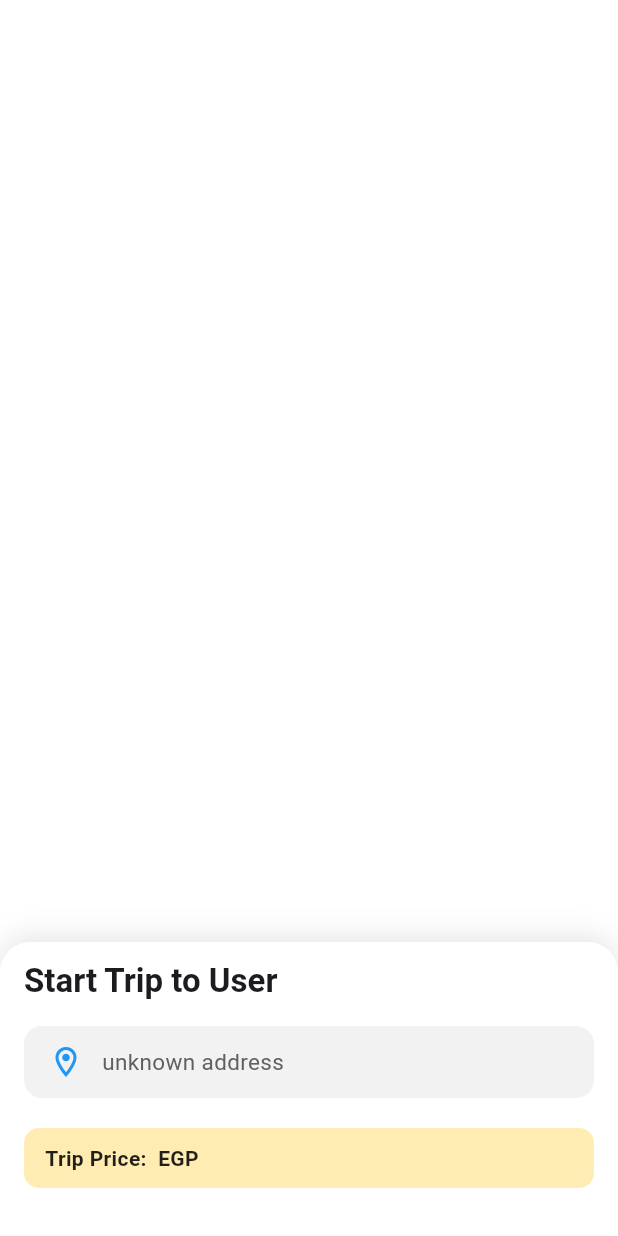
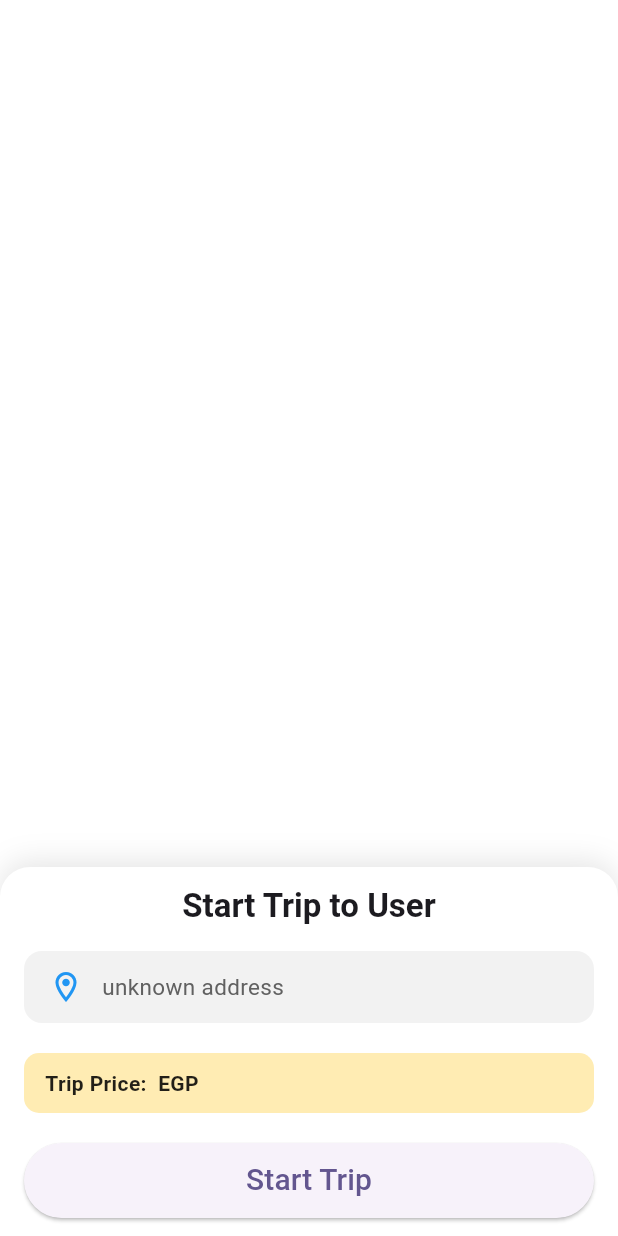
Before and after one commit to Abdelrahman-Ahmed-2003/Driver_app, a Flutter app: the BottomSheetToUser widget shown alone on an empty page, opened directly, on a phone screen of 412 x 824 dp. Run offline on Flutter 3.47's test engine with Material 3 defaults, Android fonts, the phone set to English and light mode, and no system bars; our stand-ins replace animated_text_kit, cloud_firestore, firebase_auth, firebase_core, flutter_map, geocoding and 9 more; missing offline and left inert: flutter_map_location_marker, flutter_polyline_points, free_map; accounts and stored records are empty.

Commit message:
make trip screen for driver

```diff
--- a/lib/core/models/trip.dart
+++ b/lib/core/models/trip.dart
@@ -7,6 +7,7 @@ class Trip {
    String passengerId;
    String driverId;
    String destination;
+   String driverDistination = 'toUser';
    LatLng? userLocation;
    LatLng? driverLocation;
    LatLng destinationCoords = LatLng(0, 0);
@@ -18,6 +19,7 @@ class Trip {
   Trip({
     this.id = '',
     this.passengerId = '',
+    this.driverDistination = 'toUser',
     this.driverId = '',
     this.destination = '',
     this.userLocation = const LatLng(0, 0),
@@ -45,9 +47,10 @@ class Trip {
 
     return Trip(
       id: doc.id,
-      passengerId: data['passengerDocId'] ?? '',
+      passengerId: data['passengerdocId'] ?? '',
       driverId: data['driverDocId'] ?? '',
       destination: data['destination'] ?? '',
+      driverDistination: data['driverDistination'] ?? 'toUser',
       userLocation: LatLng(
         data['userLocation']?['lat'] ?? 0.0,
         data['userLocation']?['long'] ?? 0.0,
@@ -74,6 +77,7 @@ class Trip {
       passengerId: data['passengerdocId'] ?? '',
       driverId: data['driverId'] ?? '',
       destination: data['destination'] ?? '',
+      driverDistination: data['driverDistination'] ?? 'toUser',
       userLocation: LatLng(
         data['userLocation']?['lat'] ?? 0.0,
         data['userLocation']?['long'] ?? 0.0,
@@ -99,10 +103,12 @@ class Trip {
     String? passengerId,
     String? driverId,
     String? destination,
+    String? driverDistination,
     LatLng? userLocation,
     LatLng? driverLocation,
     LatLng? destinationCoords,
     String? price,
+
     String? status,
     Map<String, DriverProposal>? drivers,
   }) {
@@ -111,6 +117,7 @@ class Trip {
       passengerId: passengerId ?? this.passengerId,
       driverId: driverId ?? this.driverId,
       destination: destination ?? this.destination,
+      driverDistination: driverDistination ?? this.driverDistination,
       userLocation: userLocation ?? this.userLocation,
       driverLocation: userLocation ?? this.driverLocation,
       destinationCoords: destinationCoords ?? this.destinationCoords,
--- a/lib/features/trip/presentation/views/widgets/bottom_sheet_to_user.dart
+++ b/lib/features/trip/presentation/views/widgets/bottom_sheet_to_user.dart
@@ -1,13 +1,18 @@
 import 'package:dirver/core/utils/colors_app.dart';
+import 'package:dirver/features/driver/presentation/provider/driver_trip_provider.dart';
 import 'package:dirver/features/trip/presentation/views/widgets/dest_trip_widget.dart';
+import 'package:dirver/features/trip/presentation/views/widgets/end_trip_button.dart';
 import 'package:dirver/features/trip/presentation/views/widgets/price_trip_widget.dart';
+import 'package:dirver/features/trip/presentation/views/widgets/start_trip_button.dart';
 import 'package:flutter/material.dart';
+import 'package:provider/provider.dart';
 
 class BottomSheetToUser extends StatelessWidget {
   const BottomSheetToUser({super.key});
 
   @override
   Widget build(BuildContext context) {
+    var provider = context.read<DriverTripProvider>();
     return Align(
       alignment: Alignment.bottomCenter,
       child: Column(
@@ -34,15 +39,19 @@ class BottomSheetToUser extends StatelessWidget {
           mainAxisSize: MainAxisSize.min,
           crossAxisAlignment: CrossAxisAlignment.start,
           children: [
-            Text("Start Trip to User",
-                style: Theme.of(context).textTheme.titleLarge?.copyWith(
-                      fontWeight: FontWeight.bold,
-                    )),
+            Center(
+              child: Text(provider.currentTrip.driverDistination == 'toUser'? "Start Trip to User":'Start Trip to Destination',
+                  style: Theme.of(context).textTheme.titleLarge?.copyWith(
+                        fontWeight: FontWeight.bold,
+                      )),
+            ),
             const SizedBox(height: 16),
             DestTripWidget(),
             const SizedBox(height: 20),
             PriceTripWidget(),
             const SizedBox(height: 20),
+            provider.currentTrip.driverDistination == 'toUser'?StartTripButton():
+            EndTripButton(),
           ],
         ),
     )
--- a/lib/features/trip/presentation/views/widgets/dest_trip_widget.dart
+++ b/lib/features/trip/presentation/views/widgets/dest_trip_widget.dart
@@ -1,3 +1,4 @@
+import 'package:dirver/core/models/trip.dart';
 import 'package:dirver/core/utils/colors_app.dart';
 import 'package:dirver/features/driver/presentation/provider/driver_trip_provider.dart';
 import 'package:flutter/material.dart';
@@ -16,6 +17,7 @@ class _DestTripWidgetState extends State<DestTripWidget> {
   String? address ;
 
   Future<String> _coordsToAddress(double lat, double lng) async {
+    debugPrint('Converting coordinates to address: $lat, $lng');
   // Returns a list of Placemark; we take the first
   final placemarks = await placemarkFromCoordinates(lat, lng);
 
@@ -36,7 +38,15 @@ class _DestTripWidgetState extends State<DestTripWidget> {
     super.initState();
     WidgetsBinding.instance.addPostFrameCallback((_) async{
     var provider = Provider.of<DriverTripProvider>(context, listen: false);
-    address = await _coordsToAddress(provider.currentTrip.userLocation!.latitude, provider.currentTrip.userLocation!.longitude);
+        debugPrint('provider existsسسسسس? ${Provider.of<DriverTripProvider>(context, listen: false).currentTrip != Trip()}');
+
+    if(provider.currentTrip.driverDistination == 'toUser'){
+          address = await _coordsToAddress(provider.currentTrip.userLocation!.latitude, provider.currentTrip.userLocation!.longitude);
+
+    }
+    else {
+      address = provider.currentTrip.destination;
+    }
     });
   }
 
--- /dev/null
+++ b/lib/features/trip/presentation/views/widgets/start_trip_button.dart
@@ -0,0 +1,20 @@
+import 'package:dirver/features/driver/presentation/provider/driver_trip_provider.dart';
+import 'package:flutter/material.dart';
+import 'package:provider/provider.dart';
+
+class StartTripButton extends StatelessWidget {
+  const StartTripButton({super.key});
+
+  @override
+  Widget build(BuildContext context) {
+    return SizedBox(
+      height: 50,
+        width: double.infinity,
+        child: ElevatedButton(
+            onPressed: () async {
+              var provider = context.read<DriverTripProvider>();
+              await provider.updateDestination('toDestination');
+            },
+            child: Text('Start Trip',style: TextStyle(fontSize: 20),)));
+  }
+}
```
Also changed, not shown: lib/core/sharedProvider/trip_provider.dart (+47 -0 lines), lib/features/driver/presentation/views/driver_home.dart (+28 -10 lines), lib/features/splash_screen/presentation/views/splash_view.dart (+46 -2 lines), lib/features/trip/presentation/views/driver_trip_view.dart (+51 -12 lines), lib/features/trip/presentation/views/widgets/driver_map.dart (+4 -4 lines), lib/features/trip/presentation/views/widgets/end_trip_button.dart (added, +24 -0 lines).
